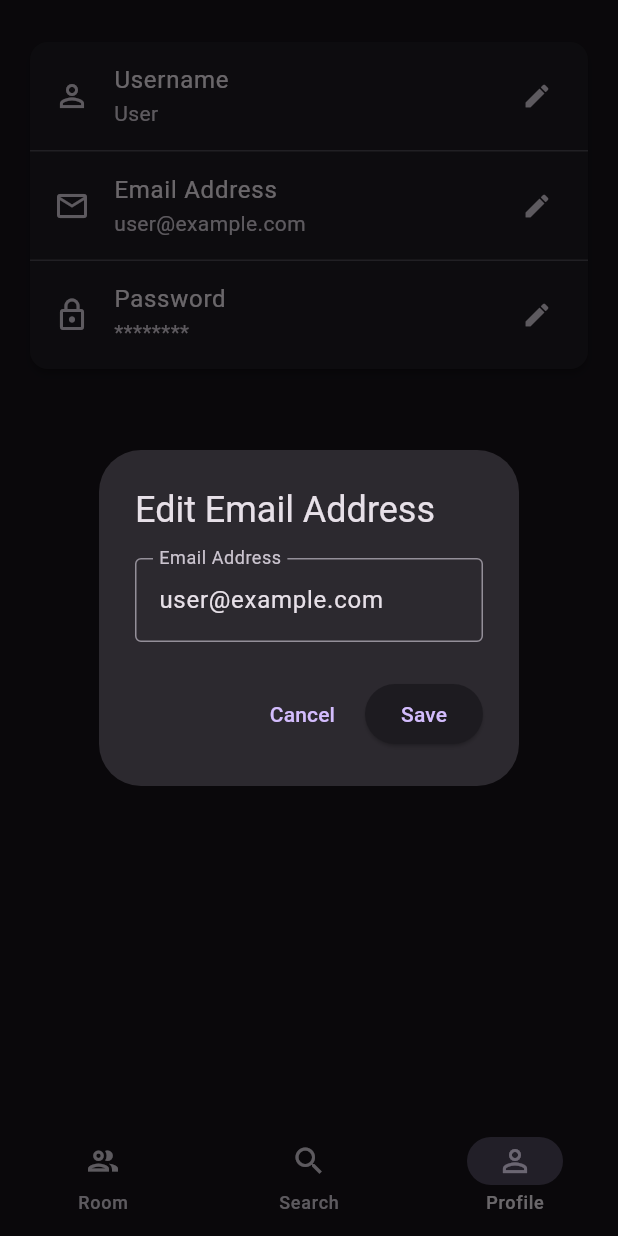
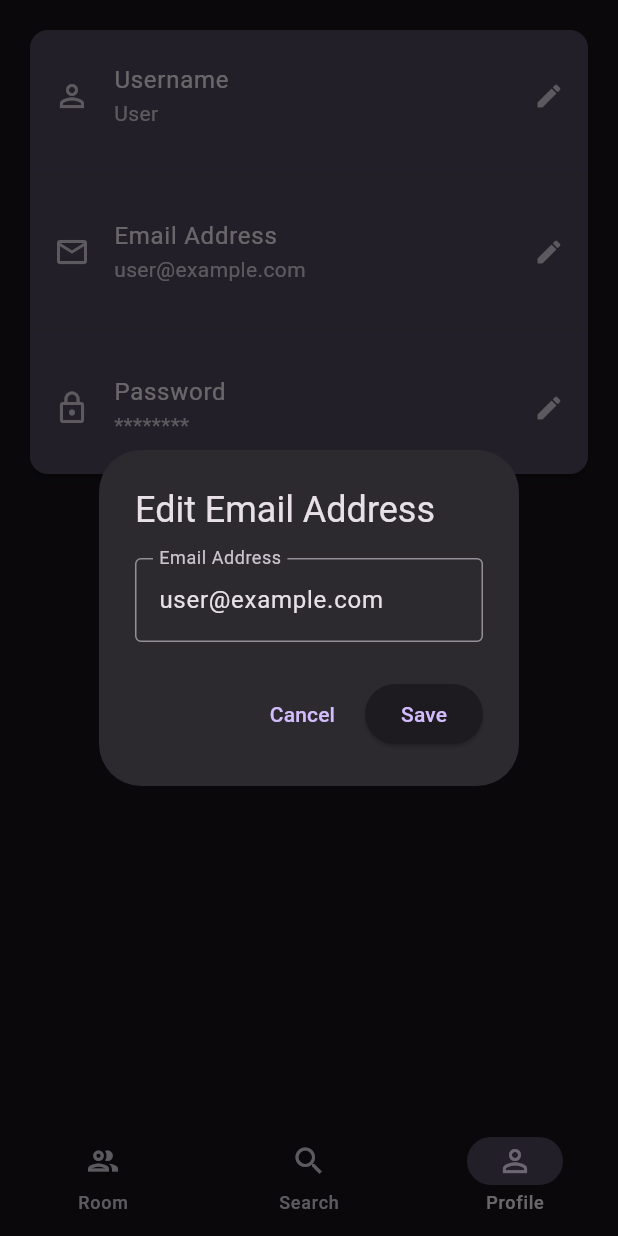
Before and after one commit to gauthiergalon/music-room, a Flutter app: the screen it shows after launch, item 3 of the bottom bar chosen, after a tap on "Email Address", on a phone screen of 412 x 824 dp. Run offline on Flutter 3.47's test engine with Material 3 defaults, Android fonts, the phone set to English and light mode, and no system bars.

Commit message:
Enhance App

```diff
--- /dev/null
+++ b/mobile/lib/core/theme.dart
@@ -0,0 +1,54 @@
+import 'package:flutter/material.dart';
+
+class AppTheme {
+  static const double spacingSm = 8.0;
+  static const double spacingMd = 16.0;
+  static const double spacingLg = 24.0;
+
+  static const EdgeInsets paddingSm = EdgeInsets.all(spacingSm);
+  static const EdgeInsets paddingMd = EdgeInsets.all(spacingMd);
+  static const EdgeInsets paddingLg = EdgeInsets.all(spacingLg);
+
+  static const EdgeInsets screenPadding = EdgeInsets.symmetric(
+    vertical: spacingLg,
+    horizontal: spacingMd,
+  );
+
+  static ThemeData get darkTheme {
+    final cs = ColorScheme.fromSeed(
+      seedColor: Colors.deepPurple,
+      brightness: Brightness.dark,
+    );
+
+    return ThemeData(
+      useMaterial3: true,
+      colorScheme: cs,
+      cardTheme: CardThemeData(
+        color: cs.secondaryContainer,
+        elevation: 2,
+        shape: RoundedRectangleBorder(borderRadius: BorderRadius.circular(12)),
+      ),
+      filledButtonTheme: FilledButtonThemeData(
+        style: FilledButton.styleFrom(
+          backgroundColor: cs.secondaryContainer,
+          foregroundColor: cs.onSecondaryContainer,
+        ),
+      ),
+      searchBarTheme: SearchBarThemeData(
+        backgroundColor: WidgetStatePropertyAll<Color?>(cs.secondaryContainer),
+        elevation: WidgetStatePropertyAll<double>(0),
+      ),
+      listTileTheme: const ListTileThemeData(
+        contentPadding: EdgeInsets.symmetric(
+          horizontal: spacingMd,
+          vertical: spacingSm,
+        ),
+      ),
+      dividerTheme: DividerThemeData(thickness: 1),
+      floatingActionButtonTheme: FloatingActionButtonThemeData(
+        backgroundColor: cs.secondaryContainer,
+        foregroundColor: cs.onSecondaryContainer,
+      ),
+    );
+  }
+}
--- a/mobile/lib/main.dart
+++ b/mobile/lib/main.dart
@@ -3,6 +3,7 @@ import 'package:provider/provider.dart';
 
 import 'controllers/room_controller.dart';
 import 'screens/main_screen.dart';
+import 'core/theme.dart';
 
 void main() {
   runApp(
@@ -20,13 +21,7 @@ class MyApp extends StatelessWidget {
   Widget build(BuildContext context) {
     return MaterialApp(
       title: 'Music Room',
-      theme: ThemeData(
-        useMaterial3: true,
-        colorScheme: ColorScheme.fromSeed(
-          seedColor: Colors.deepPurple,
-          brightness: Brightness.dark,
-        ),
-      ),
+      theme: AppTheme.darkTheme,
       home: const MainScreen(),
     );
   }
--- a/mobile/lib/screens/main_screen.dart
+++ b/mobile/lib/screens/main_screen.dart
@@ -2,6 +2,7 @@ import 'package:flutter/material.dart';
 import 'room_page.dart';
 import 'search_page.dart';
 import 'profile_page.dart';
+import '../widgets/app_navbar.dart';
 
 class MainScreen extends StatefulWidget {
   const MainScreen({super.key});
@@ -23,28 +24,9 @@ class _MainScreenState extends State<MainScreen> {
 
     return Scaffold(
       body: pages[_selectedIndex],
-      bottomNavigationBar: NavigationBar(
+      bottomNavigationBar: AppNavBar(
         selectedIndex: _selectedIndex,
-        onDestinationSelected: (int index) {
-          setState(() {
-            _selectedIndex = index;
-          });
-        },
-        destinations: const <NavigationDestination>[
-          NavigationDestination(
-            icon: Icon(Icons.group_outlined),
-            label: 'Room',
-          ),
-          NavigationDestination(
-            icon: Icon(Icons.search_outlined),
-            label: 'Search',
-          ),
-          NavigationDestination(
-            icon: Icon(Icons.person_outline),
-            label: 'Profile',
-          ),
-        ],
-        backgroundColor: Theme.of(context).colorScheme.surface,
+        onIndexSelected: (int index) => setState(() => _selectedIndex = index),
       ),
     );
   }
--- a/mobile/lib/screens/profile_page.dart
+++ b/mobile/lib/screens/profile_page.dart
@@ -1,4 +1,7 @@
 import 'package:flutter/material.dart';
+import '../core/theme.dart';
+import '../widgets/edit_dialog.dart';
+import '../widgets/profile_info_tile.dart';
 
 class ProfilePage extends StatefulWidget {
   const ProfilePage({super.key});
@@ -12,142 +15,62 @@ class _ProfilePageState extends State<ProfilePage> {
   String _username = 'User';
   String _email = 'user@example.com';
 
-  void _showEditDialog(
-    String title,
-    String currentValue,
-    Function(String) onSave, {
-    bool isPassword = false,
-    bool isEmail = false,
-  }) {
-    final controller = TextEditingController(
-      text: isPassword ? '' : currentValue,
-    );
-    final confirmController = TextEditingController();
-    final formKey = GlobalKey<FormState>();
-
-    showDialog(
-      context: context,
-      builder: (context) {
-        return AlertDialog(
-          title: Text('Edit $title'),
-          content: Form(
-            key: formKey,
-            child: Column(
-              mainAxisSize: MainAxisSize.min,
-              children: [
-                TextFormField(
-                  controller: controller,
-                  obscureText: isPassword,
-                  keyboardType: isEmail
-                      ? TextInputType.emailAddress
-                      : TextInputType.text,
-                  decoration: InputDecoration(
-                    labelText: title,
-                    border: const OutlineInputBorder(),
-                  ),
-                  validator: (value) {
-                    if (value == null || value.isEmpty) {
-                      return 'This field cannot be empty';
-                    }
-                    if (isEmail && !value.contains('@')) {
-                      return 'Please enter a valid email address';
-                    }
-                    return null;
-                  },
-                ),
-                if (isPassword) ...[
-                  const SizedBox(height: 16),
-                  TextFormField(
-                    controller: confirmController,
-                    obscureText: true,
-                    decoration: const InputDecoration(
-                      labelText: 'Confirm Password',
-                      border: OutlineInputBorder(),
-                    ),
-                    validator: (value) {
-                      if (value == null || value.isEmpty) {
-                        return 'Confirm password cannot be empty';
-                      }
-                      if (value != controller.text) {
-                        return 'Passwords do not match';
-                      }
-                      return null;
-                    },
-                  ),
-                ],
-              ],
-            ),
-          ),
-          actions: [
-            TextButton(
-              onPressed: () => Navigator.pop(context),
-              child: const Text('Cancel'),
-            ),
-            ElevatedButton(
-              onPressed: () {
-                if (formKey.currentState!.validate()) {
-                  onSave(controller.text);
-                  Navigator.pop(context);
-                  ScaffoldMessenger.of(context).showSnackBar(
-                    SnackBar(content: Text('$title updated successfully')),
-                  );
-                }
-              },
-              child: const Text('Save'),
-            ),
-          ],
-        );
-      },
-    );
-  }
-
   @override
   Widget build(BuildContext context) {
     return Scaffold(
       body: SafeArea(
+        bottom: false,
         child: ListView(
-          padding: const EdgeInsets.symmetric(vertical: 24.0, horizontal: 16.0),
+          padding: const EdgeInsets.all(AppTheme.spacingMd),
           children: [
             Card(
-              elevation: 2,
-              shape: RoundedRectangleBorder(
-                borderRadius: BorderRadius.circular(12),
-              ),
                 child: Column(
                   children: [
-                  ListTile(
-                    leading: const Icon(Icons.person_outline),
-                    title: const Text('Username'),
-                    subtitle: Text(_username),
-                    trailing: const Icon(Icons.edit, size: 20),
+                    ProfileInfoTile(
+                      icon: Icons.person_outline,
+                      title: 'Username',
+                      subtitle: _username,
                       onTap: () {
-                      _showEditDialog('Username', _username, (newValue) {
-                        setState(() => _username = newValue);
-                      });
+                        showEditDialog(
+                          context,
+                          title: 'Username',
+                          currentValue: _username,
+                          onSave: (newValue) =>
+                              setState(() => _username = newValue),
+                        );
                       },
                     ),
-                  const Divider(height: 1),
-                  ListTile(
-                    leading: const Icon(Icons.email_outlined),
-                    title: const Text('Email Address'),
-                    subtitle: Text(_email),
-                    trailing: const Icon(Icons.edit, size: 20),
+                    const Divider(),
+                    ProfileInfoTile(
+                      icon: Icons.email_outlined,
+                      title: 'Email Address',
+                      subtitle: _email,
                       onTap: () {
-                      _showEditDialog('Email Address', _email, (newValue) {
-                        setState(() => _email = newValue);
-                      }, isEmail: true);
+                        showEditDialog(
+                          context,
+                          title: 'Email Address',
+                          currentValue: _email,
+                          isEmail: true,
+                          onSave: (newValue) =>
+                              setState(() => _email = newValue),
+                        );
                       },
                     ),
-                  const Divider(height: 1),
-                  ListTile(
-                    leading: const Icon(Icons.lock_outline),
-                    title: const Text('Password'),
-                    subtitle: const Text('********'),
-                    trailing: const Icon(Icons.edit, size: 20),
+                    const Divider(),
+                    ProfileInfoTile(
+                      icon: Icons.lock_outline,
+                      title: 'Password',
+                      subtitle: '********',
                       onTap: () {
-                      _showEditDialog('Password', '', (newValue) {
+                        showEditDialog(
+                          context,
+                          title: 'Password',
+                          currentValue: '',
+                          isPassword: true,
+                          onSave: (newValue) {
                             // TODO: Implémenter la logique de mise à jour du mot de passe avec le backend
-                      }, isPassword: true);
+                          },
+                        );
                       },
                     ),
                   ],
--- a/mobile/lib/screens/room_page.dart
+++ b/mobile/lib/screens/room_page.dart
@@ -5,6 +5,7 @@ import 'package:provider/provider.dart';
 import '../controllers/room_controller.dart';
 import '../models/room.dart';
 import '../widgets/room_list_item.dart';
+import '../core/theme.dart';
 import 'room_overlay.dart';
 
 class RoomPage extends StatefulWidget {
@@ -47,20 +48,22 @@ class _RoomPageState extends State<RoomPage> {
           controller.leaveRoom();
         }
       },
-      child: Stack(
-        children: [
-          _buildRoomList(controller),
-          if (current != null) const Positioned.fill(child: RoomOverlay()),
-          if (current == null)
-            Positioned(
-              right: 16,
-              bottom: 16,
-              child: FloatingActionButton(
+      child: Scaffold(
+        floatingActionButton: current == null
+            ? FloatingActionButton(
                 onPressed: _createRoom,
                 child: const Icon(Icons.add),
-              ),
-            ),
-        ],
+              )
+            : null,
+        body: SafeArea(
+          bottom: false,
+          child: Stack(
+            children: [
+              _buildRoomList(controller),
+              if (current != null) const Positioned.fill(child: RoomOverlay()),
+            ],
+          ),
+        ),
       ),
     );
   }
@@ -72,6 +75,7 @@ class _RoomPageState extends State<RoomPage> {
     return RefreshIndicator(
       onRefresh: controller.refreshRooms,
       child: ListView.builder(
+        padding: const EdgeInsets.only(top: 10.0, bottom: AppTheme.spacingMd),
         physics: const AlwaysScrollableScrollPhysics(),
         itemCount: rooms.length,
         itemBuilder: (context, index) => RoomListItem(
--- /dev/null
+++ b/mobile/lib/widgets/app_navbar.dart
@@ -0,0 +1,32 @@
+import 'package:flutter/material.dart';
+
+class AppNavBar extends StatelessWidget {
+  final int selectedIndex;
+  final void Function(int) onIndexSelected;
+
+  const AppNavBar({
+    super.key,
+    required this.selectedIndex,
+    required this.onIndexSelected,
+  });
+
+  @override
+  Widget build(BuildContext context) {
+    return NavigationBar(
+      selectedIndex: selectedIndex,
+      onDestinationSelected: onIndexSelected,
+      destinations: const <NavigationDestination>[
+        NavigationDestination(icon: Icon(Icons.group_outlined), label: 'Room'),
+        NavigationDestination(
+          icon: Icon(Icons.search_outlined),
+          label: 'Search',
+        ),
+        NavigationDestination(
+          icon: Icon(Icons.person_outline),
+          label: 'Profile',
+        ),
+      ],
+      backgroundColor: Theme.of(context).colorScheme.surface,
+    );
+  }
+}
--- /dev/null
+++ b/mobile/lib/widgets/edit_dialog.dart
@@ -0,0 +1,91 @@
+import 'package:flutter/material.dart';
+
+Future<void> showEditDialog(
+  BuildContext context, {
+  required String title,
+  required String currentValue,
+  required Function(String) onSave,
+  bool isPassword = false,
+  bool isEmail = false,
+}) async {
+  final controller = TextEditingController(
+    text: isPassword ? '' : currentValue,
+  );
+  final confirmController = TextEditingController();
+  final formKey = GlobalKey<FormState>();
+
+  return showDialog(
+    context: context,
+    builder: (context) {
+      return AlertDialog(
+        title: Text('Edit $title'),
+        content: Form(
+          key: formKey,
+          child: Column(
+            mainAxisSize: MainAxisSize.min,
+            children: [
+              TextFormField(
+                controller: controller,
+                obscureText: isPassword,
+                keyboardType: isEmail
+                    ? TextInputType.emailAddress
+                    : TextInputType.text,
+                decoration: InputDecoration(
+                  labelText: title,
+                  border: const OutlineInputBorder(),
+                ),
+                validator: (value) {
+                  if (value == null || value.isEmpty) {
+                    return 'This field cannot be empty';
+                  }
+                  if (isEmail && !value.contains('@')) {
+                    return 'Please enter a valid email address';
+                  }
+                  return null;
+                },
+              ),
+              if (isPassword) ...[
+                const SizedBox(height: 16),
+                TextFormField(
+                  controller: confirmController,
+                  obscureText: true,
+                  decoration: const InputDecoration(
+                    labelText: 'Confirm Password',
+                    border: OutlineInputBorder(),
+                  ),
+                  validator: (value) {
+                    if (value == null || value.isEmpty) {
+                      return 'Confirm password cannot be empty';
+                    }
+                    if (value != controller.text) {
+                      return 'Passwords do not match';
+                    }
+                    return null;
+                  },
+                ),
+              ],
+            ],
+          ),
+        ),
+        actions: [
+          TextButton(
+            onPressed: () => Navigator.pop(context),
+            child: const Text('Cancel'),
+          ),
+          ElevatedButton(
+            onPressed: () {
+              if (formKey.currentState!.validate()) {
+                onSave(controller.text);
+                Navigator.pop(context);
+                ScaffoldMessenger.of(context).showSnackBar(
+                  SnackBar(content: Text('$title updated successfully')),
+                );
+              }
+            },
+            child: const Text('Save'),
+          ),
+        ],
+      );
+    },
+  );
+}
--- a/mobile/lib/widgets/listeners_dialog.dart
+++ b/mobile/lib/widgets/listeners_dialog.dart
@@ -2,6 +2,7 @@ import 'package:flutter/material.dart';
 import 'package:flutter/services.dart';
 import 'package:provider/provider.dart';
 import '../controllers/room_controller.dart';
+import '../core/theme.dart';
 
 void showListenersDialog(BuildContext context, String currentUser) {
   showGeneralDialog(
@@ -41,7 +42,7 @@ void showListenersDialog(BuildContext context, String currentUser) {
                     children: [
                       Padding(
                         padding: const EdgeInsets.symmetric(
-                          horizontal: 16,
+                          horizontal: AppTheme.spacingMd,
                           vertical: 12,
                         ),
                         child: Row(
--- a/mobile/lib/widgets/player.dart
+++ b/mobile/lib/widgets/player.dart
@@ -4,6 +4,7 @@ import 'package:flutter/material.dart';
 import 'package:provider/provider.dart';
 import 'package:mobile/models/track.dart';
 import 'package:mobile/controllers/room_controller.dart';
+import '../core/theme.dart';
 
 class PlayerWidget extends StatefulWidget {
   final Track? track;
@@ -62,7 +63,7 @@ class _PlayerWidgetState extends State<PlayerWidget> {
     final duration = track?.duration ?? Duration.zero;
 
     return Padding(
-      padding: const EdgeInsets.all(24.0),
+      padding: AppTheme.paddingLg,
       child: Column(
         mainAxisSize: MainAxisSize.min,
         children: [
--- /dev/null
+++ b/mobile/lib/widgets/profile_info_tile.dart
@@ -0,0 +1,27 @@
+import 'package:flutter/material.dart';
+
+class ProfileInfoTile extends StatelessWidget {
+  final IconData icon;
+  final String title;
+  final String subtitle;
+  final VoidCallback onTap;
+
+  const ProfileInfoTile({
+    super.key,
+    required this.icon,
+    required this.title,
+    required this.subtitle,
+    required this.onTap,
+  });
+
+  @override
+  Widget build(BuildContext context) {
+    return ListTile(
+      leading: Icon(icon),
+      title: Text(title),
+      subtitle: Text(subtitle),
+      trailing: const Icon(Icons.edit, size: 20),
+      onTap: onTap,
+    );
+  }
+}
--- a/mobile/lib/widgets/room_list_item.dart
+++ b/mobile/lib/widgets/room_list_item.dart
@@ -1,5 +1,6 @@
 import 'package:flutter/material.dart';
 import '../models/room.dart';
+import '../core/theme.dart';
 
 class RoomListItem extends StatelessWidget {
   final Room room;
@@ -10,13 +11,19 @@ class RoomListItem extends StatelessWidget {
   @override
   Widget build(BuildContext context) {
     return Padding(
-      padding: const EdgeInsets.symmetric(horizontal: 16, vertical: 6),
-      child: FilledButton.tonal(
+      padding: const EdgeInsets.symmetric(
+        horizontal: AppTheme.spacingMd,
+        vertical: 6.0,
+      ),
+      child: FilledButton(
         onPressed: onTap,
         style: FilledButton.styleFrom(
           minimumSize: const Size(double.infinity, 72),
           alignment: Alignment.centerLeft,
-          padding: const EdgeInsets.symmetric(horizontal: 16, vertical: 12),
+          padding: const EdgeInsets.symmetric(
+            horizontal: AppTheme.spacingMd,
+            vertical: 12.0,
+          ),
         ),
         child: Row(
           children: [
```
Also changed, not shown: mobile/lib/screens/room_overlay.dart (+8 -7 lines), mobile/lib/screens/search_page.dart (+17 -43 lines), mobile/lib/widgets/queue_bottom_sheet.dart (+10 -29 lines), mobile/lib/widgets/track_list_tile.dart (added, +54 -0 lines). Lines whose indentation alone changed are shown as unchanged.
